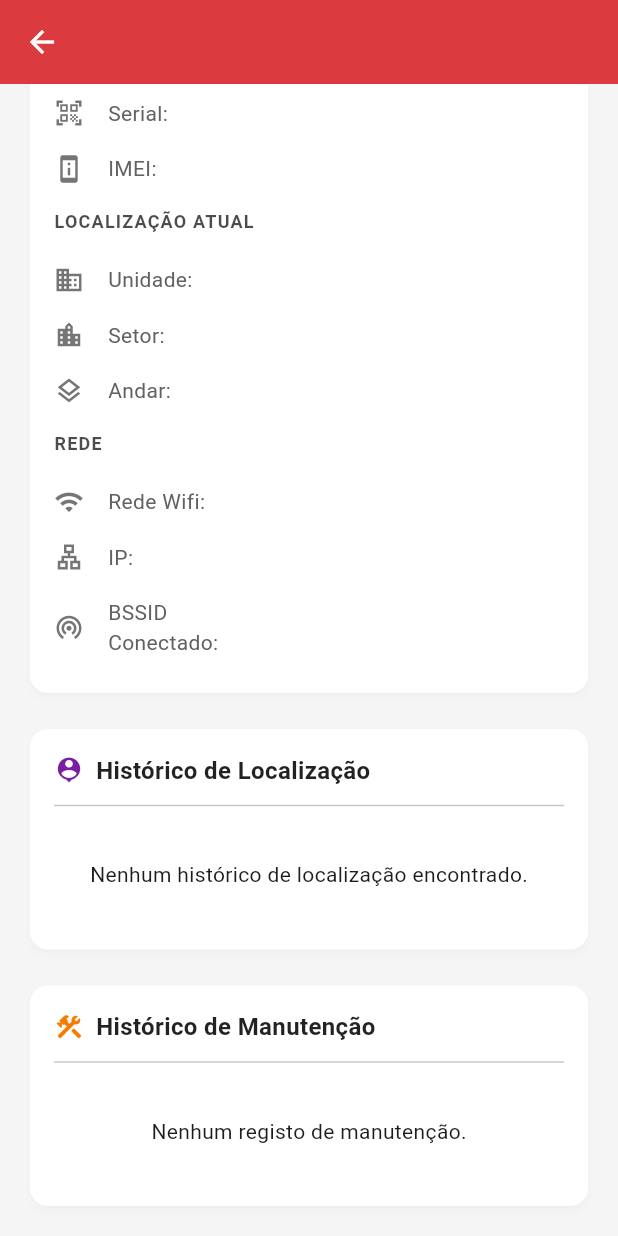
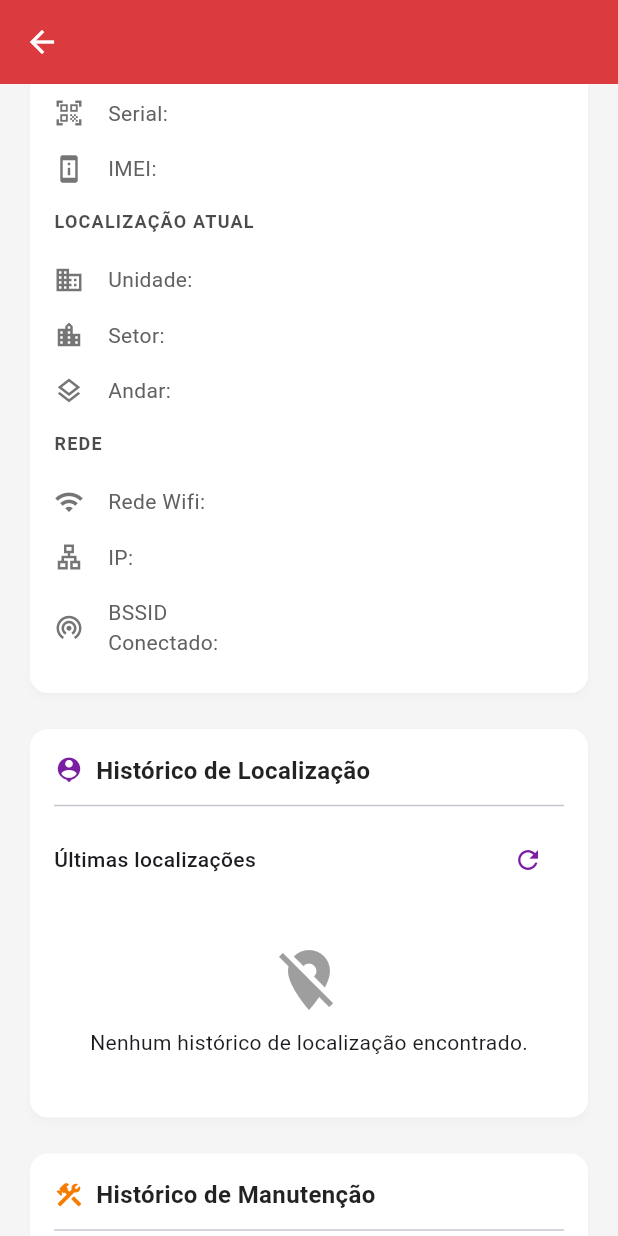
Before and after one commit to AlexandreCalmonJr/painel_windowns_mobile, a Flutter app: the DeviceDetailScreen screen opened directly with empty values, scrolled down 310 dp, on a phone screen of 412 x 824 dp. Run offline on Flutter 3.47's test engine with Material 3 defaults, Android fonts, the phone set to English and light mode, and no system bars; our stand-ins replace elegant_notification, file_picker, fl_chart, shared_preferences; missing offline and left inert: excel; accounts and stored records are empty.

Commit message:
ajuste final localização

```diff
--- a/lib/device_detail_screen.dart
+++ b/lib/device_detail_screen.dart
@@ -1,3 +1,5 @@
+import 'dart:convert';
+
 import 'package:flutter/material.dart';
 import 'package:painel_windowns/models/device.dart';
 import 'package:painel_windowns/services/auth_service.dart';
@@ -6,8 +8,14 @@ import 'package:painel_windowns/utils/helpers.dart';
 
 class DeviceDetailScreen extends StatefulWidget {
   final Device device;
+  // 👇 ETAPA 1: Adicione para receber o serviço
+  final AuthService authService;
 
-  const DeviceDetailScreen({Key? key, required this.device}) : super(key: key);
+  const DeviceDetailScreen({
+    Key? key,
+    required this.device,
+    required this.authService, // 👇 ETAPA 2: Adicione ao construtor
+  }) : super(key: key);
 
   @override
   State<DeviceDetailScreen> createState() => _DeviceDetailScreenState();
@@ -15,8 +23,8 @@ class DeviceDetailScreen extends StatefulWidget {
 
 class _DeviceDetailScreenState extends State<DeviceDetailScreen> {
   final DeviceService _deviceService = DeviceService();
-  final AuthService _authService = AuthService();
   late Future<List<Map<String, dynamic>>> _locationHistoryFuture;
+  bool _isLoadingHistory = false;
 
   @override
   void initState() {
@@ -24,12 +32,53 @@ class _DeviceDetailScreenState extends State<DeviceDetailScreen> {
     _locationHistoryFuture = _fetchLocationHistory();
   }
 
-  Future<List<Map<String, dynamic>>> _fetchLocationHistory() {
-    final token = _authService.currentToken;
-    if (token == null || widget.device.serialNumber == null) {
-      return Future.value([]); // Retorna futuro com lista vazia se não for possível buscar
+  Future<List<Map<String, dynamic>>> _fetchLocationHistory() async {
+  setState(() {
+    _isLoadingHistory = true;
+  });
+
+  try {
+    final token = widget.authService.currentToken;
+
+    if (token == null || token.isEmpty) {
+      print('DEBUG: Token não disponível'); // LOG 1
+      return [];
     }
-    return _deviceService.fetchLocationHistory(token, widget.device.serialNumber!);
+
+    String? serialNumber = widget.device.serialNumber;
+
+    if (serialNumber == null || serialNumber.isEmpty) {
+      print('DEBUG: Serial number não encontrado no dispositivo'); // LOG 2
+      return [];
+    }
+
+    // --- INÍCIO DA DEPURAÇÃO ---
+    print('DEBUG: Buscando histórico para o serial: "$serialNumber"'); // LOG 3
+
+    // Vamos chamar o serviço e ver a resposta
+    final history = await _deviceService.fetchLocationHistory(token, serialNumber);
+
+    print('DEBUG: Histórico recebido do serviço. Quantidade de itens: ${history.length}'); // LOG 4
+    if (history.isNotEmpty) {
+      print('DEBUG: Primeiro item do histórico: ${jsonEncode(history.first)}'); // LOG 5
+    }
+    // --- FIM DA DEPURAÇÃO ---
+
+    return history;
+  } catch (e) {
+    print('DEBUG: ERRO FATAL ao buscar histórico de localização: $e'); // LOG 6
+    return [];
+  } finally {
+    setState(() {
+      _isLoadingHistory = false;
+    });
+  }
+}
+
+  void _refreshLocationHistory() {
+    setState(() {
+      _locationHistoryFuture = _fetchLocationHistory();
+    });
   }
 
   @override
@@ -38,7 +87,11 @@ class _DeviceDetailScreenState extends State<DeviceDetailScreen> {
 
     return Scaffold(
       backgroundColor: Colors.grey[100],
-      body: CustomScrollView(
+      body: RefreshIndicator(
+        onRefresh: () async {
+          _refreshLocationHistory();
+        },
+        child: CustomScrollView(
           slivers: [
             _buildHeader(context),
             SliverToBoxAdapter(
@@ -58,6 +111,7 @@ class _DeviceDetailScreenState extends State<DeviceDetailScreen> {
               ),
             ),
           ],
+        ),
       ),
     );
   }
@@ -143,28 +197,85 @@ class _DeviceDetailScreenState extends State<DeviceDetailScreen> {
       title: 'Histórico de Localização',
       icon: Icons.location_history,
       iconColor: Colors.purple.shade700,
-      child: FutureBuilder<List<Map<String, dynamic>>>(
+      child: Column(
+        children: [
+          Row(
+            mainAxisAlignment: MainAxisAlignment.spaceBetween,
+            children: [
+              const Text('Últimas localizações', style: TextStyle(fontSize: 14, fontWeight: FontWeight.w500)),
+              IconButton(
+                icon: Icon(Icons.refresh, color: Colors.purple.shade700, size: 20),
+                onPressed: _refreshLocationHistory,
+                tooltip: 'Atualizar histórico',
+              ),
+            ],
+          ),
+          const SizedBox(height: 8),
+          FutureBuilder<List<Map<String, dynamic>>>(
             future: _locationHistoryFuture,
             builder: (context, snapshot) {
-          if (snapshot.connectionState == ConnectionState.waiting) {
-            return const Center(child: Padding(padding: EdgeInsets.all(16.0), child: CircularProgressIndicator()));
+              if (snapshot.connectionState == ConnectionState.waiting || _isLoadingHistory) {
+                return const Center(
+                  child: Padding(
+                    padding: EdgeInsets.all(24.0),
+                    child: CircularProgressIndicator(),
+                  ),
+                );
               }
+
               if (snapshot.hasError) {
-            return Center(child: Padding(padding: const EdgeInsets.all(16.0), child: Text('Erro: ${snapshot.error}')));
+                print('Erro no FutureBuilder: ${snapshot.error}');
+                return Center(
+                  child: Padding(
+                    padding: const EdgeInsets.all(16.0),
+                    child: Column(
+                      children: [
+                        const Icon(Icons.error_outline, color: Colors.red, size: 48),
+                        const SizedBox(height: 8),
+                        Text('Erro ao carregar histórico: ${snapshot.error}'),
+                        const SizedBox(height: 8),
+                        ElevatedButton(
+                          onPressed: _refreshLocationHistory,
+                          child: const Text('Tentar novamente'),
+                        ),
+                      ],
+                    ),
+                  ),
+                );
               }
+
               if (!snapshot.hasData || snapshot.data!.isEmpty) {
-            return const Center(child: Padding(padding: EdgeInsets.symmetric(vertical: 24.0), child: Text('Nenhum histórico de localização encontrado.')));
+                return const Center(
+                  child: Padding(
+                    padding: EdgeInsets.symmetric(vertical: 24.0),
+                    child: Column(
+                      children: [
+                        Icon(Icons.location_off, color: Colors.grey, size: 48),
+                        SizedBox(height: 8),
+                        Text('Nenhum histórico de localização encontrado.'),
+                      ],
+                    ),
+                  ),
+                );
               }
 
               final history = snapshot.data!;
+              print('Renderizando ${history.length} entradas do histórico');
+
               return Column(
                 children: List.generate(history.length, (index) {
                   final entry = history[index];
-              final location = "${entry['sector']} - ${entry['floor']}";
+                  print('Entry $index: $entry');
+
+                  final sector = entry['sector']?.toString() ?? 'N/A';
+                  final floor = entry['floor']?.toString() ?? 'N/A';
+                  final location = "$sector - $floor";
+                  final timestamp = entry['timestamp']?.toString() ?? '';
+
                   return _buildTimelineTile(
                     icon: Icons.location_on_outlined,
                     title: location,
-                subtitle: formatDateTime(parseLastSeen(entry['timestamp'])),
+                    subtitle: formatDateTime(parseLastSeen(timestamp)),
                     color: Colors.purple.shade700,
                     isFirst: index == 0,
                     isLast: index == history.length - 1,
@@ -172,6 +283,8 @@ class _DeviceDetailScreenState extends State<DeviceDetailScreen> {
                 }),
               );
             },
+          ),
+        ],
       ),
     );
   }
```
Also changed, not shown: lib/dashboard_screen.dart (+60 -61 lines), lib/login_screen.dart (+7 -7 lines), lib/main.dart (+28 -7 lines), lib/splash_screen.dart (added, +49 -0 lines), lib/widgets/managed_devices_card.dart (+8 -1 lines), lib/widgets/tabs/dashboard_tab.dart (+7 -2 lines), lib/widgets/tabs/devices_tab.dart (+7 -1 lines), lib/widgets/tabs/maintenance_tab.dart (+6 -1 lines), lib/widgets/tabs/reports_tab.dart (+9 -4 lines). Lines whose indentation alone changed are shown as unchanged.
